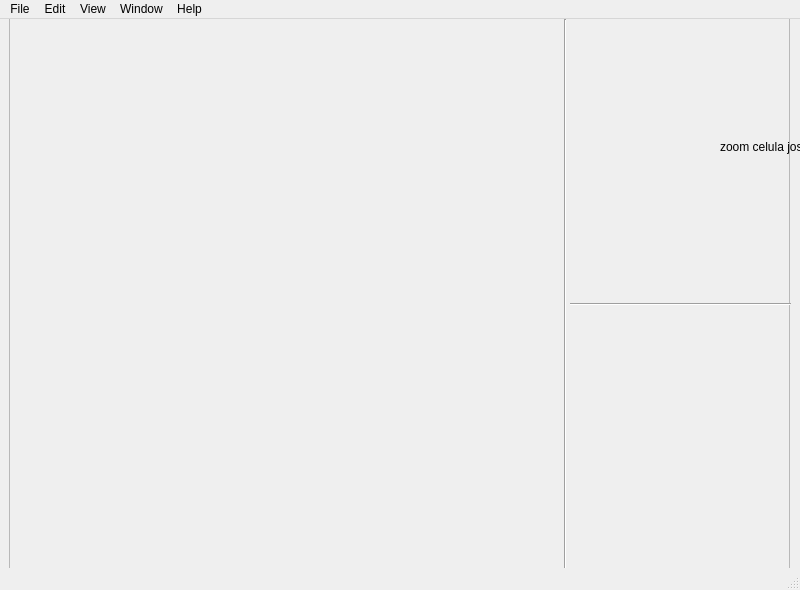
First picture: the form in Machine Learning Cells/GUI/main_window.ui, repository dragosconst/Genetic-Alg-Cells, before the edit.
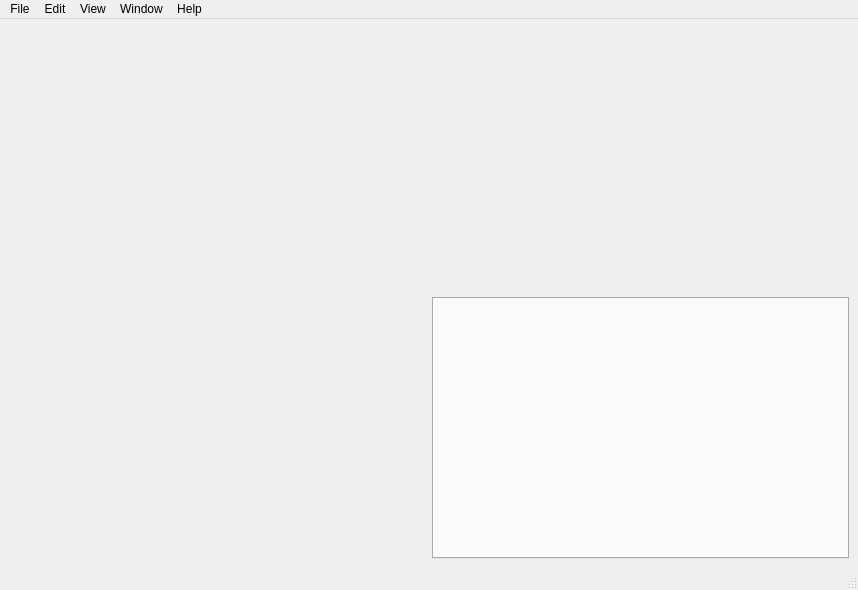
Second picture: the form after the edit.

Commit message:
finished the layout for the window + added some code for plotting
new changes:
- properly alligned the widgets in the window, they might look strange because they are empty right now
- added some code for plotting with PyQt5, it's not exactly easy but it's not that hard either
- I think my variable and function naming has been consistent, but, if I forgot anything, feel free to update the names accordingly
- about naming conventions, I've decide to make a slight change, if it's not obvious, we should talk about this next time

Patch:
```diff
--- a/Machine Learning Cells/GUI/main_window.ui
+++ b/Machine Learning Cells/GUI/main_window.ui
@@ -6,7 +6,7 @@
    <rect>
     <x>0</x>
     <y>0</y>
-    <width>800</width>
+    <width>858</width>
     <height>590</height>
    </rect>
   </property>
@@ -17,72 +17,62 @@
    <string>MainWindow</string>
   </property>
   <widget class="QWidget" name="centralwidget">
-   <widget class="Line" name="line">
-    <property name="geometry">
-     <rect>
-      <x>530</x>
-      <y>0</y>
-      <width>71</width>
-      <height>551</height>
-     </rect>
-    </property>
-    <property name="orientation">
-     <enum>Qt::Vertical</enum>
-    </property>
-   </widget>
-   <widget class="Line" name="line_2">
-    <property name="geometry">
-     <rect>
-      <x>570</x>
-      <y>250</y>
-      <width>221</width>
-      <height>71</height>
-     </rect>
-    </property>
-    <property name="orientation">
-     <enum>Qt::Horizontal</enum>
-    </property>
-   </widget>
-   <widget class="QLabel" name="label_16">
-    <property name="geometry">
-     <rect>
-      <x>720</x>
-      <y>120</y>
-      <width>81</width>
-      <height>16</height>
-     </rect>
-    </property>
-    <property name="text">
-     <string>zoom celula jos</string>
-    </property>
-   </widget>
-   <widget class="QFrame" name="mainFrame">
-    <property name="geometry">
-     <rect>
-      <x>9</x>
-      <y>-1</y>
-      <width>781</width>
-      <height>551</height>
-     </rect>
-    </property>
-    <property name="frameShape">
-     <enum>QFrame::StyledPanel</enum>
-    </property>
-    <property name="frameShadow">
-     <enum>QFrame::Raised</enum>
-    </property>
-   </widget>
-   <zorder>mainFrame</zorder>
-   <zorder>line_2</zorder>
-   <zorder>line</zorder>
-   <zorder>label_16</zorder>
+   <layout class="QGridLayout" name="gridLayout">
+    <item row="0" column="0">
+     <layout class="QHBoxLayout" name="mainLayout">
+      <item>
+       <widget class="QWidget" name="mapWidget" native="true"/>
+      </item>
+      <item>
+       <spacer name="horizontalSpacer">
+        <property name="orientation">
+         <enum>Qt::Horizontal</enum>
+        </property>
+        <property name="sizeHint" stdset="0">
+         <size>
+          <width>40</width>
+          <height>20</height>
+         </size>
+        </property>
+       </spacer>
+      </item>
+      <item>
+       <layout class="QVBoxLayout" name="statsLayout">
+        <item>
+         <widget class="QWidget" name="cellNfo" native="true"/>
+        </item>
+        <item>
+         <spacer name="spaceForStats">
+          <property name="orientation">
+           <enum>Qt::Vertical</enum>
+          </property>
+          <property name="sizeHint" stdset="0">
+           <size>
+            <width>20</width>
+            <height>40</height>
+           </size>
+          </property>
+         </spacer>
+        </item>
+        <item>
+         <widget class="QTabWidget" name="status">
+          <property name="currentIndex">
+           <number>-1</number>
+          </property>
+         </widget>
+        </item>
+       </layout>
+      </item>
+     </layout>
+    </item>
+   </layout>
   </widget>
   <widget class="QMenuBar" name="menubar">
    <property name="geometry">
     <rect>
      <x>0</x>
      <y>0</y>
-     <width>800</width>
+     <width>858</width>
      <height>21</height>
     </rect>
    </property>
```
Left out of the diff: 49 changed lines with no effect on the pictures. The commit also changes 2 other files.
